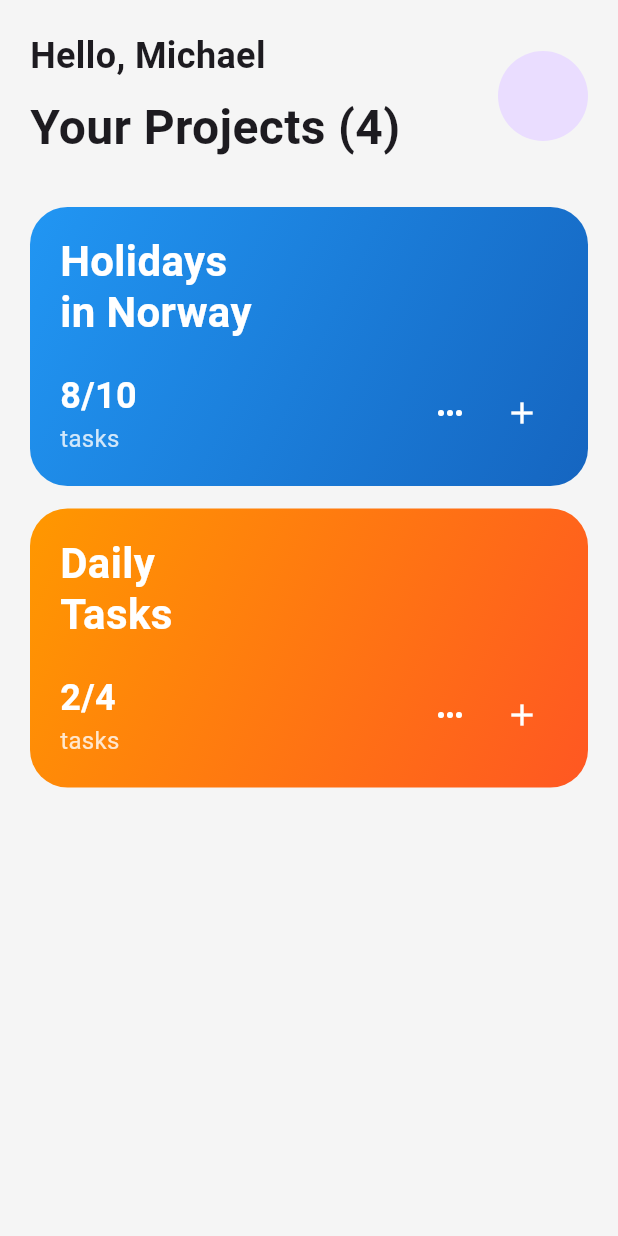
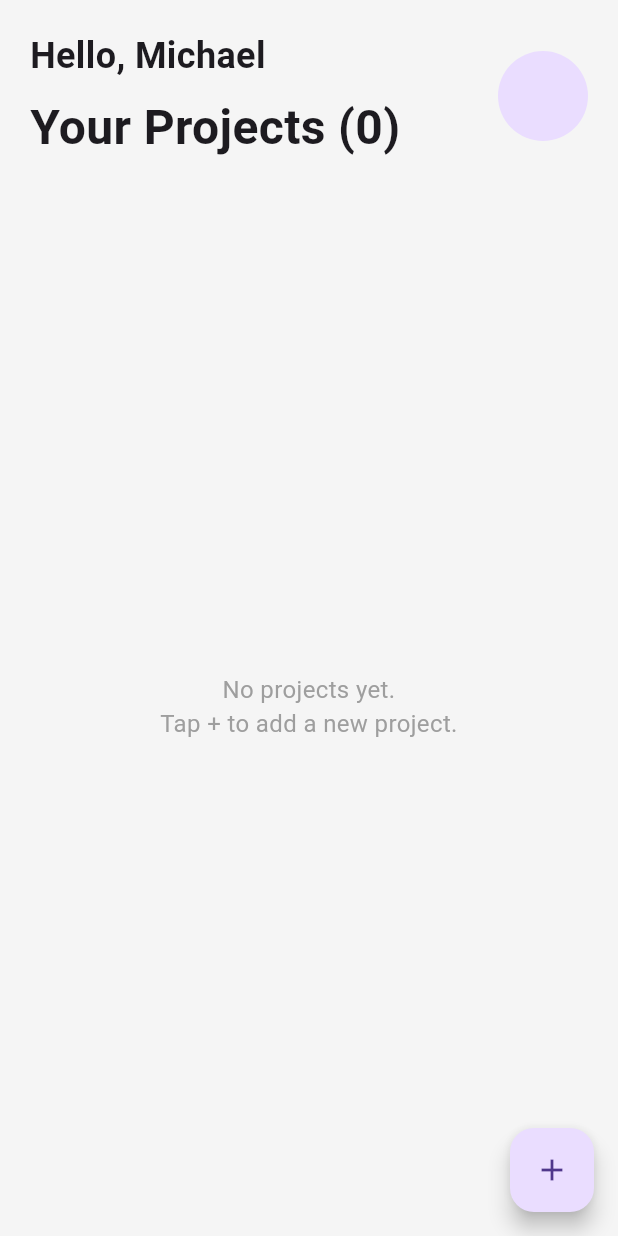
Before and after one commit to smilingmajid/flutodoapp, a Flutter app: the screen it shows after launch, on a phone screen of 412 x 824 dp. Run offline on Flutter 3.47's test engine with Material 3 defaults, Android fonts, the phone set to English and light mode, and no system bars; our stand-ins replace get, hive, hive_flutter; accounts and stored records are empty.

Commit message:
Show Project List in home screen

```diff
--- a/lib/views/home_screen.dart
+++ b/lib/views/home_screen.dart
@@ -1,12 +1,25 @@
 import 'package:flutter/material.dart';
+import 'package:get/get.dart';
 import '../widgets/project_card_widget.dart';
+import '../controllers/project_controller.dart';
 import 'task_screen.dart';
+import 'add_new_screen.dart';
 
-class HomeScreen extends StatelessWidget {
+class HomeScreen extends StatefulWidget {
   const HomeScreen({super.key});
 
   @override
+  State<HomeScreen> createState() => _HomeScreenState();
+}
+
+class _HomeScreenState extends State<HomeScreen> {
+  final projectController = Get.find<ProjectController>();
+
+  @override
   Widget build(BuildContext context) {
+    final projects = projectController.getAllProjects();
+    final projectCount = projectController.getProjectCount();
+
     return Scaffold(
       backgroundColor: Colors.grey[100],
       body: SafeArea(
@@ -16,30 +29,30 @@ class HomeScreen extends StatelessWidget {
             crossAxisAlignment: CrossAxisAlignment.start,
             children: [
               // Header section
-              const Row(
+              Row(
                 mainAxisAlignment: MainAxisAlignment.spaceBetween,
                 children: [
                   Column(
                     crossAxisAlignment: CrossAxisAlignment.start,
                     children: [
-                      Text(
+                      const Text(
                         'Hello, Michael',
                         style: TextStyle(
                           fontSize: 24,
                           fontWeight: FontWeight.bold,
                         ),
                       ),
-                      SizedBox(height: 8),
+                      const SizedBox(height: 8),
                       Text(
-                        'Your Projects (4)',
-                        style: TextStyle(
+                        'Your Projects ($projectCount)',
+                        style: const TextStyle(
                           fontSize: 32,
                           fontWeight: FontWeight.bold,
                         ),
                       ),
                     ],
                   ),
-                  CircleAvatar(
+                  const CircleAvatar(
                     radius: 30,
                   ),
                 ],
@@ -48,75 +61,73 @@ class HomeScreen extends StatelessWidget {
 
               // Projects Grid
               Expanded(
-                child: GridView.count(
+                child: projects.isEmpty
+                    ? const Center(
+                        child: Text(
+                          'No projects yet.\nTap + to add a new project.',
+                          textAlign: TextAlign.center,
+                          style: TextStyle(
+                            fontSize: 16,
+                            color: Colors.grey,
+                          ),
+                        ),
+                      )
+                    : GridView.builder(
+                        gridDelegate:
+                            const SliverGridDelegateWithFixedCrossAxisCount(
                           crossAxisCount: 1,
                           childAspectRatio: 2,
                           mainAxisSpacing: 15,
-                  children: [
-                    // Norway Project Card
-                    ProjectCardWidget(
-                      title: 'Holidays\nin Norway',
-                      progress: '8/10',
+                        ),
+                        itemCount: projects.length,
+                        itemBuilder: (context, index) {
+                          final project = projects[index];
+                          final progress = projectController
+                              .getProjectProgress(project.key.toString());
+
+                          return ProjectCardWidget(
+                            title: project.title,
+                            progress: progress,
                             subtitle: 'tasks',
-                      color: Colors.blue,
-                      gradientColors: [Colors.blue, Colors.blue.shade800],
+                            color: project.color,
+                            gradientColors: [
+                              project.color,
+                              project.color.withBlue(200),
+                            ],
                             onTap: () {
                               Navigator.push(
                                 context,
                                 MaterialPageRoute(
-                            builder: (context) => const TaskScreen(
-                              projectName: 'Holidays in Norway',
-                              taskCount: '8/10',
-                              activeTasks: [
-                                'Book flight tickets',
-                                'Reserve hotel rooms',
-                              ],
-                              completedTasks: [
-                                'Research tourist attractions',
-                                'Create travel itinerary',
-                              ],
-                              backgroundColor: Colors.blue,
+                                  builder: (context) => TaskScreen(
+                                    projectName: project.title,
+                                    taskCount: progress,
+                                    activeTasks: const [],
+                                    completedTasks: const [],
+                                    backgroundColor: project.color,
                                   ),
                                 ),
+                              ).then((_) => setState(() {}));
+                            },
                           );
                         },
-                    ),
-
-                    // Daily Tasks Card
-                    ProjectCardWidget(
-                      title: 'Daily\nTasks',
-                      progress: '2/4',
-                      subtitle: 'tasks',
-                      color: Colors.orange,
-                      gradientColors: const [Colors.orange, Colors.deepOrange],
-                      onTap: () {
-                        Navigator.push(
-                          context,
-                          MaterialPageRoute(
-                            builder: (context) => const TaskScreen(
-                              projectName: 'Daily Tasks',
-                              taskCount: '2/4',
-                              activeTasks: [
-                                'Create a presentation in Keynote',
-                                'Give feedback to the team',
-                              ],
-                              completedTasks: [
-                                'Book the return tickets',
-                                'Check some guided tours',
-                              ],
-                              backgroundColor: Colors.orange,
-                            ),
-                          ),
-                        );
-                      },
-                    ),
-                  ],
                       ),
               ),
             ],
           ),
         ),
       ),
+      floatingActionButton: FloatingActionButton(
+        onPressed: () async {
+          await Navigator.push(
+            context,
+            MaterialPageRoute(
+              builder: (context) => const AddNewTaskScreen(),
+            ),
+          );
+          setState(() {});
+        },
+        child: const Icon(Icons.add),
+      ),
     );
   }
 }
```
Also changed, not shown: lib/views/add_new_screen.dart (+6 -6 lines). Lines whose indentation alone changed are shown as unchanged.
